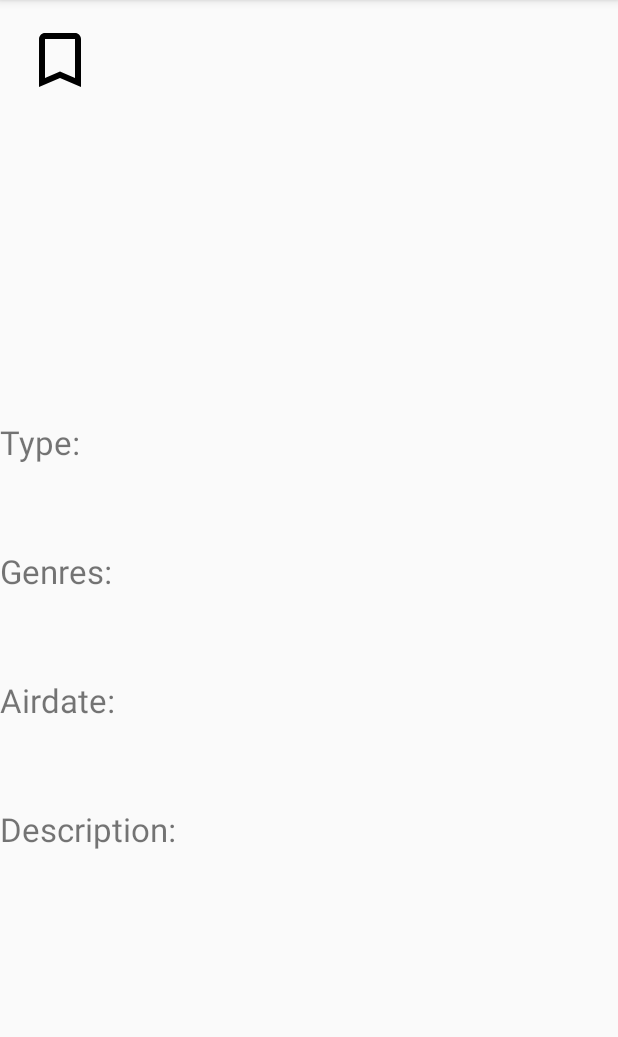
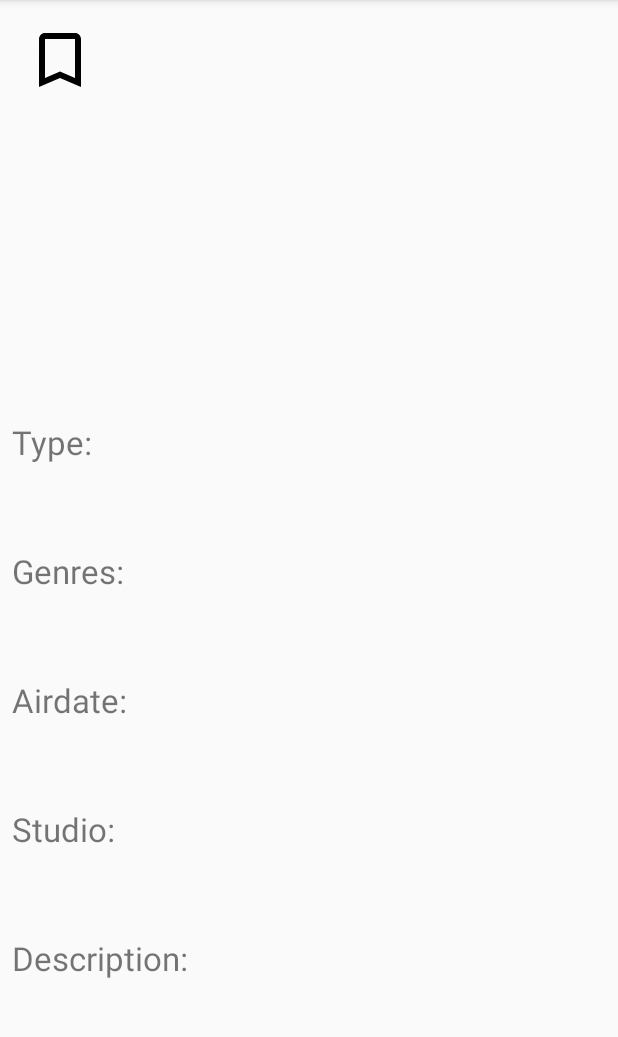
Before and after one commit to OSU-CS492-W19/final-project-final-project-team-23, an Android app: the AnimeDetailActivity screen opened directly, with no data from a screen before it, on a phone screen of 412 x 824 dp, the part 84-1121 px from its top. Run offline under Robolectric (Android 15) with nearby library versions, the phone set to English and light mode, and no system bars; our stand-ins replace Room's generated code; network calls fail; pictures from the network do not load.

Commit message:
added studio to info pulled and implemented it in detailed view

```diff
--- a/app/src/main/java/com/example/android/finalproject/AnimeDetailActivity.java
+++ b/app/src/main/java/com/example/android/finalproject/AnimeDetailActivity.java
@@ -25,6 +25,7 @@ public class AnimeDetailActivity extends AppCompatActivity {
     private TextView mSeriesAirdateTV;
     private TextView mSeriesGenreTV;
     private ImageView mSeriesImageIV;
+    private TextView mSeriesStudioTV;
 
     private SingleSearchResultViewModel mSingleSearchResultViewModel;
     private SingleSearchResult mSeries;
@@ -42,6 +43,7 @@ public class AnimeDetailActivity extends AppCompatActivity {
         mSeriesImageIV = findViewById(R.id.iv_series_image_detail);
         mSeriesAirdateTV = findViewById(R.id.tv__series_airdate_detail);
         mSeriesGenreTV = findViewById(R.id.tv_series_genre_detail);
+        mSeriesStudioTV = findViewById(R.id.tv__series_studio_detail);
 
         mSingleSearchResultViewModel = ViewModelProviders.of(this).get(SingleSearchResultViewModel.class);
 
@@ -54,6 +56,7 @@ public class AnimeDetailActivity extends AppCompatActivity {
             mSeriesTypeTV.setText(mSeries.type);
             mSeriesAirdateTV.setText(mSeries.airDate);
             mSeriesGenreTV.setText(mSeries.genres);
+            mSeriesStudioTV.setText(mSeries.studio);
             Glide.with(mSeriesImageIV.getContext()).load(mSeries.image).into(mSeriesImageIV);
 
             mSingleSearchResultViewModel.getSearchResultByName(mSeries.name).observe(this, new Observer<SingleSearchResult>() {
--- a/app/src/main/java/com/example/android/finalproject/data/SingleSearchResult.java
+++ b/app/src/main/java/com/example/android/finalproject/data/SingleSearchResult.java
@@ -17,6 +17,7 @@ public class SingleSearchResult implements Serializable {
     public String summary;
     public String airDate;
     public String id;
+    public String studio;
 
     public String html_url;
     public String type;
--- a/app/src/main/res/layout/activity_series_detail.xml
+++ b/app/src/main/res/layout/activity_series_detail.xml
@@ -33,7 +33,8 @@
     <LinearLayout
         android:layout_width="match_parent"
         android:layout_height="wrap_content"
-        android:orientation="vertical">
+        android:orientation="vertical"
+        android:paddingLeft="8dp">
         <ImageView
             android:id="@+id/iv_series_image_detail"
             android:padding="8dp"
@@ -79,6 +80,19 @@
             android:padding="16dp"
             android:textSize="18sp"/>
         <TextView
+            android:id="@+id/tv_series_studio_label"
+            android:layout_width="match_parent"
+            android:layout_height="match_parent"
+            android:textSize="22sp"
+            android:text="Studio:"/>
+
+        <TextView
+            android:id="@+id/tv__series_studio_detail"
+            android:layout_width="match_parent"
+            android:layout_height="wrap_content"
+            android:padding="16dp"
+            android:textSize="18sp"/>
+        <TextView
             android:id="@+id/tv_series_description_label"
             android:layout_width="match_parent"
             android:layout_height="match_parent"
```
Also changed, not shown: app/src/main/java/com/example/android/finalproject/utils/AnimeXMLParser.java (+25 -2 lines).
